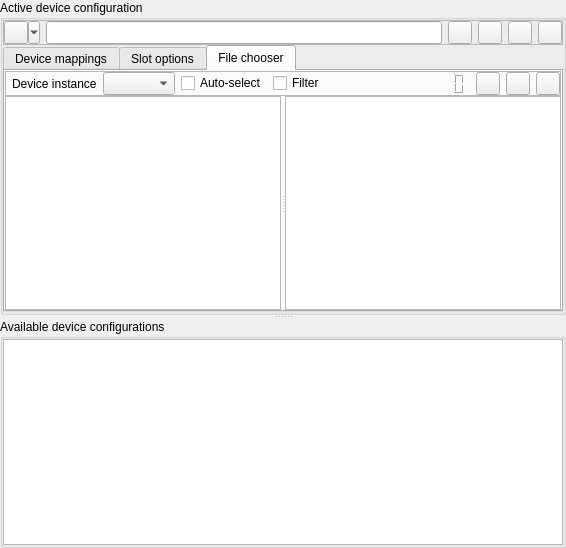
Above: messdevcfg.ui from qmc2/qmc2-mame-fe before the change. Below: the same form after it.
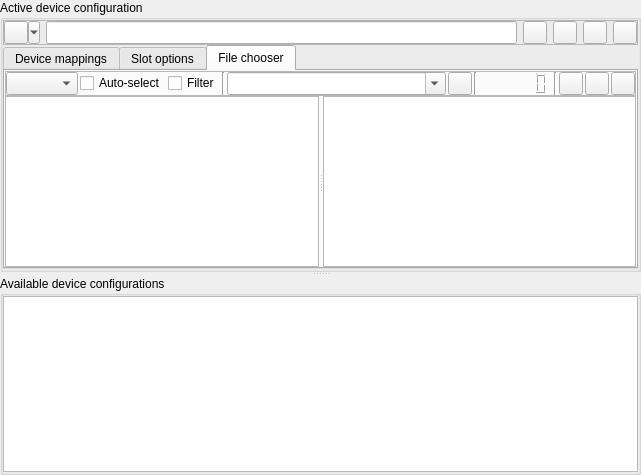
That is the form after the change. The open tabs and pages were chosen to show the change. Icons and pictures are not drawn.

Commit message: imp: added simple pattern matching for additional filtering by file name to the file chooser

What changed in the file:
```diff
--- a/messdevcfg.ui
+++ b/messdevcfg.ui
@@ -7,8 +7,8 @@
    <rect>
     <x>0</x>
     <y>0</y>
-    <width>566</width>
-    <height>548</height>
+    <width>641</width>
+    <height>475</height>
    </rect>
   </property>
   <property name="windowTitle">
@@ -351,26 +351,16 @@
               <enum>QFrame::Raised</enum>
              </property>
              <layout class="QHBoxLayout" name="horizontalLayoutFrameFileChooser">
-              <property name="topMargin">
-               <number>0</number>
+              <property name="spacing">
+               <number>2</number>
               </property>
-              <property name="rightMargin">
+              <property name="margin">
                <number>0</number>
               </property>
-              <property name="bottomMargin">
-               <number>0</number>
-              </property>
-              <item>
-               <widget class="QLabel" name="labelDeviceInstanceChooser">
-                <property name="text">
-                 <string>Device instance</string>
-                </property>
-               </widget>
-              </item>
               <item>
                <widget class="QComboBox" name="comboBoxDeviceInstanceChooser">
                 <property name="sizePolicy">
-                 <sizepolicy hsizetype="MinimumExpanding" vsizetype="Minimum">
+                 <sizepolicy hsizetype="Preferred" vsizetype="Minimum">
                   <horstretch>0</horstretch>
                   <verstretch>0</verstretch>
                  </sizepolicy>
@@ -410,17 +400,57 @@
                </widget>
               </item>
               <item>
-               <spacer name="horizontalSpacer">
+               <widget class="Line" name="line2">
                 <property name="orientation">
-                 <enum>Qt::Horizontal</enum>
+                 <enum>Qt::Vertical</enum>
                 </property>
-                <property name="sizeHint" stdset="0">
-                 <size>
-                  <width>0</width>
-                  <height>0</height>
-                 </size>
+               </widget>
+              </item>
+              <item>
+               <widget class="QComboBox" name="comboBoxChooserFilterPattern">
+                <property name="sizePolicy">
+                 <sizepolicy hsizetype="MinimumExpanding" vsizetype="Minimum">
+                  <horstretch>0</horstretch>
+                  <verstretch>0</verstretch>
+                 </sizepolicy>
                 </property>
-               </spacer>
+                <property name="toolTip">
+                 <string>Enter search string (case-insensitive)</string>
+                </property>
+                <property name="statusTip">
+                 <string>Enter search string (case-insensitive)</string>
+                </property>
+                <property name="editable">
+                 <bool>true</bool>
+                </property>
+               </widget>
+              </item>
+              <item>
+               <widget class="QToolButton" name="toolButtonChooserClearFilterPattern">
+                <property name="sizePolicy">
+                 <sizepolicy hsizetype="Fixed" vsizetype="Minimum">
+                  <horstretch>0</horstretch>
+                  <verstretch>0</verstretch>
+                 </sizepolicy>
+                </property>
+                <property name="toolTip">
+                 <string>Clear search string</string>
+                </property>
+                <property name="statusTip">
+                 <string>Clear search string</string>
+                </property>
+                <property name="icon">
+                 <iconset resource="qmc2.qrc">
+                  <normaloff>:/data/img/broom.png</normaloff>:/data/img/broom.png</iconset>
+                </property>
+               </widget>
+              </item>
+              <item>
+               <widget class="Line" name="line1">
+                <property name="orientation">
+                 <enum>Qt::Vertical</enum>
+                </property>
+               </widget>
               </item>
               <item>
                <widget class="QLCDNumber" name="lcdNumberFileCounter">
@@ -444,6 +474,13 @@
                 </property>
                </widget>
               </item>
+              <item>
+               <widget class="Line" name="line3">
+                <property name="orientation">
+                 <enum>Qt::Vertical</enum>
+                </property>
+               </widget>
+              </item>
               <item>
                <widget class="QToolButton" name="toolButtonChooserReload">
                 <property name="sizePolicy">
```
Left out of the diff: 18 changed lines with no effect on the pictures. The commit also changes 13 other files.
